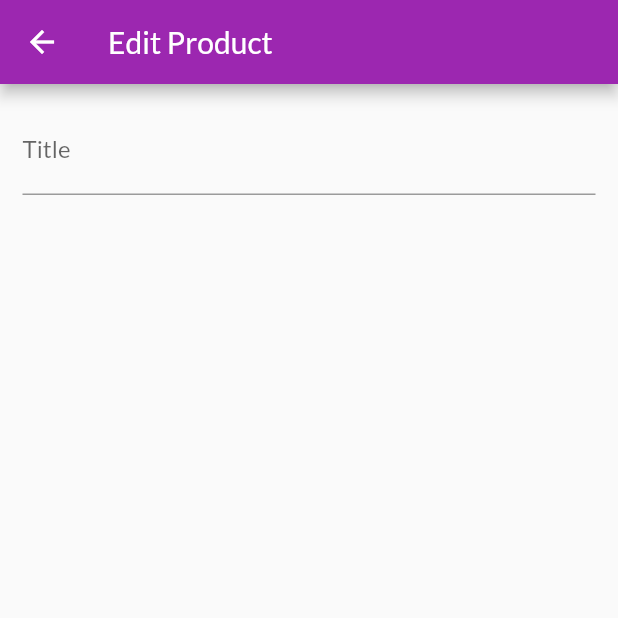
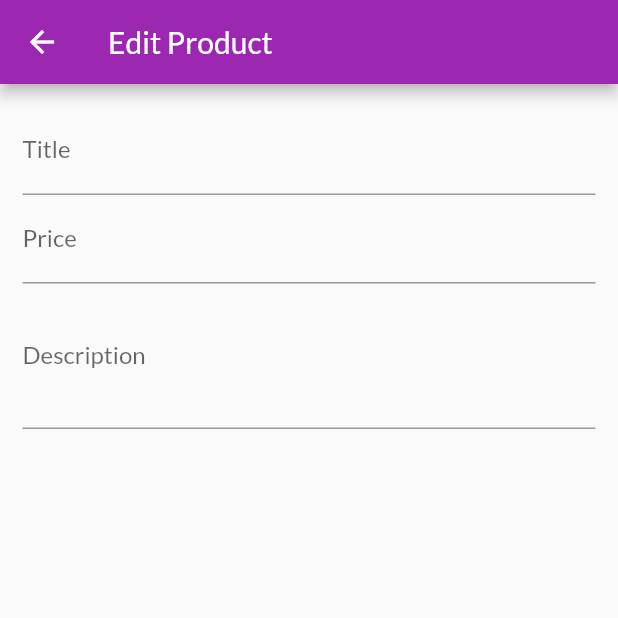
Before and after one commit to ahmed3ssem/MyShop-Flutter, a Flutter app: the EditProductScreen screen opened by its route, on a phone screen of 412 x 824 dp, the top half of it. Run offline on Flutter 3.47's test engine with Material 2 defaults, Android fonts, the phone set to English and light mode, and no system bars; network calls fail.

Commit message:
MultiLine input & Disposing object

```diff
--- a/lib/screens/edit_product_screen.dart
+++ b/lib/screens/edit_product_screen.dart
@@ -1,4 +1,5 @@
 import 'package:flutter/material.dart';
+import 'package:flutter/services.dart';
 
 class EditProductScreen extends StatefulWidget {
   static const routeName = '/EditProductScreen';
@@ -7,6 +8,16 @@ class EditProductScreen extends StatefulWidget {
 }
 
 class _EditProductScreenState extends State<EditProductScreen> {
+  final _priceFocusNode = FocusNode();
+  final _desribeFocusNode = FocusNode();
+
+  @override
+  void dispose() {
+    _desribeFocusNode.dispose();
+    _priceFocusNode.dispose();
+    // TODO: implement dispose
+    super.dispose();
+  }
   @override
   Widget build(BuildContext context) {
     return Scaffold(
@@ -21,7 +32,25 @@ class _EditProductScreenState extends State<EditProductScreen> {
                   TextFormField(
                     decoration: InputDecoration(labelText: 'Title'),
                     textInputAction: TextInputAction.next,
-                  )
+                    onFieldSubmitted: (value){
+                      FocusScope.of(context).requestFocus(_priceFocusNode);
+                    },
+                  ),
+                  TextFormField(
+                    decoration: InputDecoration(labelText: 'Price'),
+                    textInputAction: TextInputAction.next,
+                    keyboardType: TextInputType.number,
+                    focusNode: _priceFocusNode,
+                    onFieldSubmitted: (value){
+                      FocusScope.of(context).requestFocus(_desribeFocusNode);
+                    },
+                  ),
+                  TextFormField(
+                    decoration: InputDecoration(labelText: 'Description'),
+                    maxLines: 3,
+                    keyboardType: TextInputType.multiline,
+                    focusNode: _desribeFocusNode,
+                  ),
                 ],
               )
           ),
```
